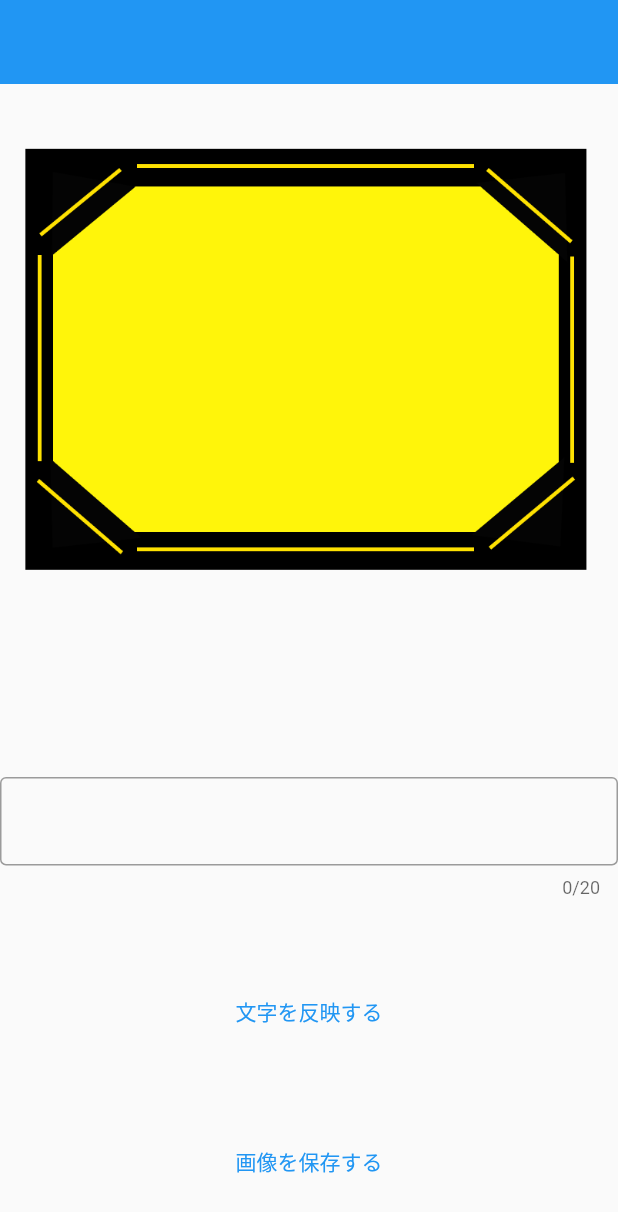
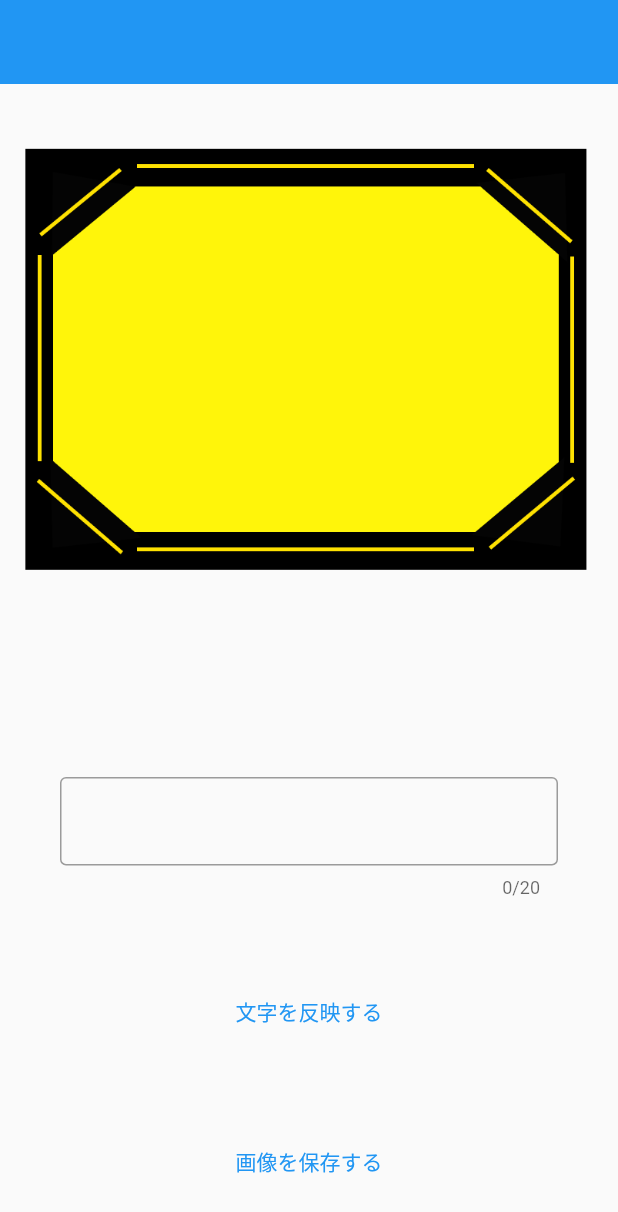
Before and after one commit to iseruuuuu/bokete_create_app, a Flutter app: the screen it shows after launch, on a phone screen of 412 x 824 dp. Shown: the top 1212 px of the screen. Run offline on Flutter 3.47's test engine with Material 2 defaults, Android fonts, the phone set to English and light mode, and no system bars; our stand-ins replace flutter_svg, get, image_gallery_saver; missing offline and left inert: image_editor; project files that could hold a hidden picture were left out.

Commit message:
add: add padding

```diff
--- a/lib/screen/home/home_screen.dart
+++ b/lib/screen/home/home_screen.dart
@@ -29,7 +29,9 @@ class HomeScreen extends StatelessWidget {
             ),
           ),
           Obx(() => Text(controller.title.value)),
-          TextField(
+          Padding(
+            padding: const EdgeInsets.symmetric(horizontal: 40),
+            child: TextField(
               maxLines: 1,
               maxLength: 20,
               textAlign: TextAlign.center,
@@ -37,6 +39,7 @@ class HomeScreen extends StatelessWidget {
               onChanged: (text) => controller.onChanged(text),
               decoration: const InputDecoration(
                 border: OutlineInputBorder(),
+              ),
             ),
           ),
           TextButton(
```
Lines whose indentation alone changed are shown as unchanged.
